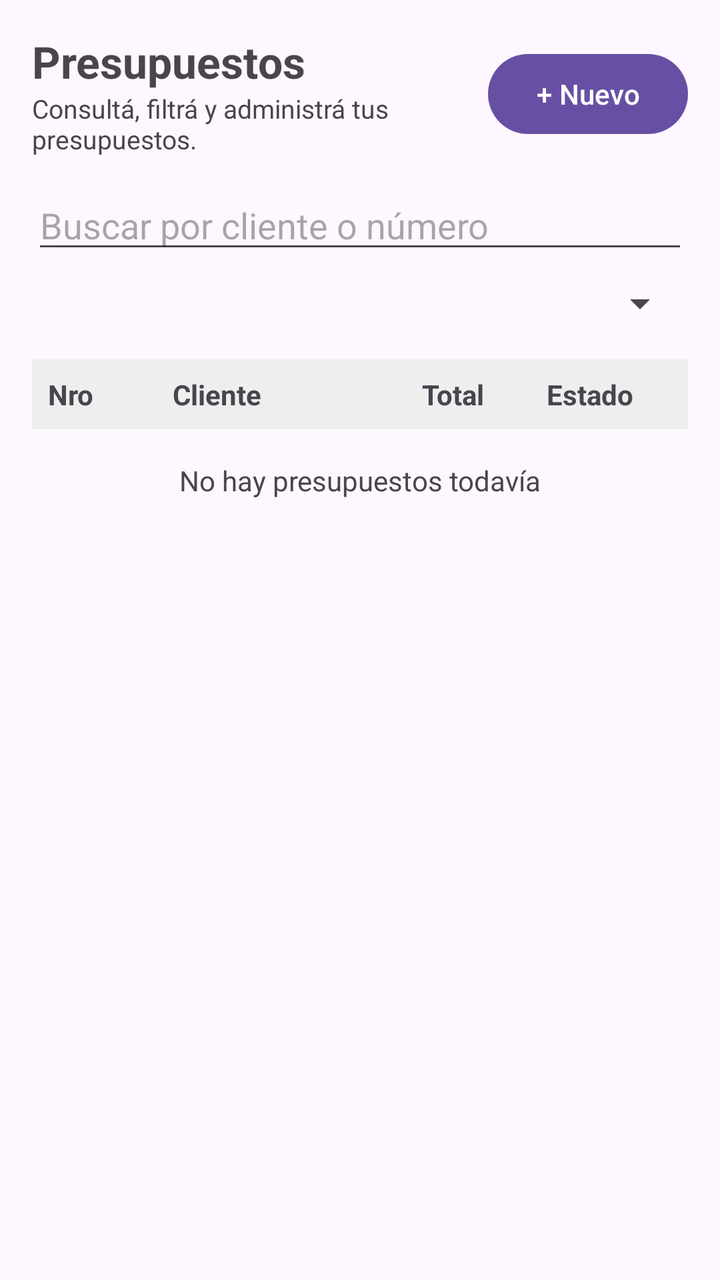
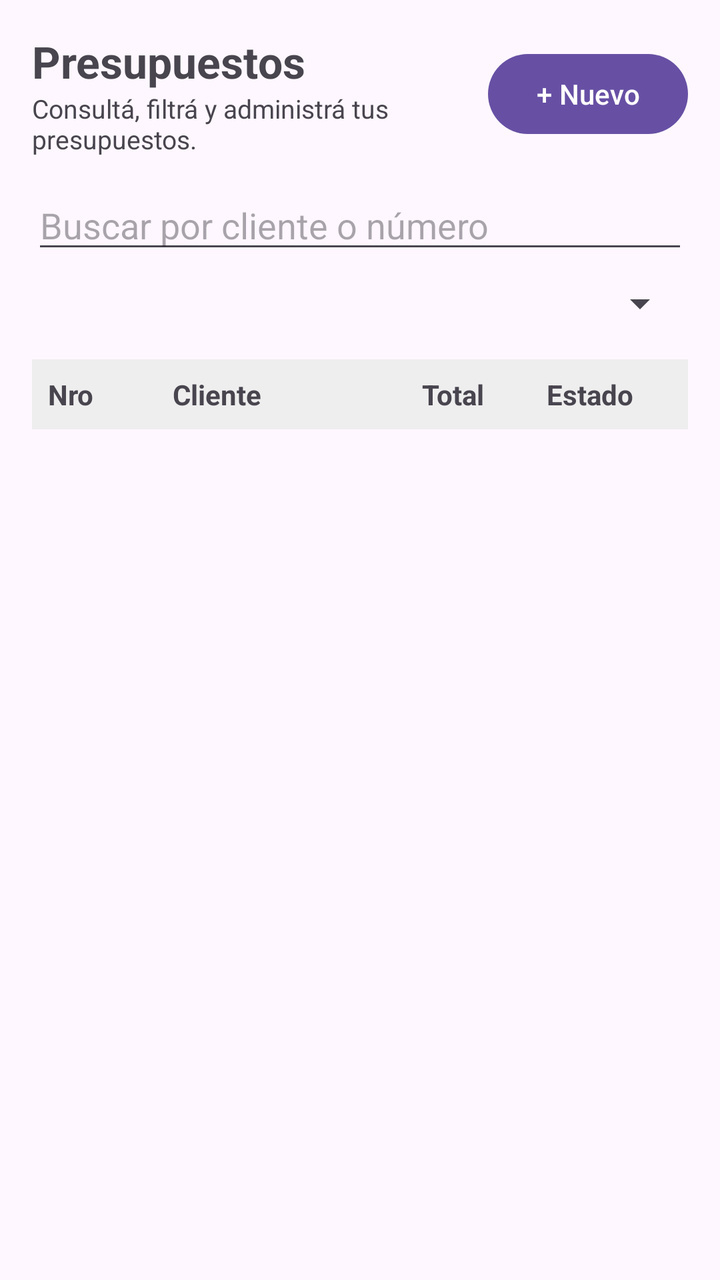

Two renders of the same Android screen: before a commit and after it. Below are the layout's source before the change and the commit's diff.
<!-- AndroidManifest.xml: application theme Theme.Presupuestador -->
<!-- res/layout/fragment_presupuesto.xml -->
<?xml version="1.0" encoding="utf-8"?>
<LinearLayout xmlns:android="http://schemas.android.com/apk/res/android"
    android:layout_width="match_parent"
    android:layout_height="match_parent"
    android:orientation="vertical"
    android:padding="16dp">

    
    <LinearLayout
        android:layout_width="match_parent"
        android:layout_height="wrap_content"
        android:orientation="horizontal"
        android:gravity="center_vertical">

        <LinearLayout
            android:layout_width="0dp"
            android:layout_height="wrap_content"
            android:layout_weight="1"
            android:orientation="vertical">

            <TextView
                android:layout_width="wrap_content"
                android:layout_height="wrap_content"
                android:text="Presupuestos"
                android:textSize="22sp"
                android:textStyle="bold" />

            <TextView
                android:layout_width="wrap_content"
                android:layout_height="wrap_content"
                android:text="Consultá, filtrá y administrá tus presupuestos."
                android:textSize="13sp" />
        </LinearLayout>

        <Button
            android:id="@+id/btnNuevoPresupuesto"
            android:layout_width="wrap_content"
            android:layout_height="wrap_content"
            android:text="+ Nuevo" />
    </LinearLayout>

    
    <EditText
        android:id="@+id/etBuscar"
        android:layout_width="match_parent"
        android:layout_height="wrap_content"
        android:layout_marginTop="12dp"
        android:hint="Buscar por cliente o número"
        android:inputType="text"
        android:singleLine="true" />

    
    <Spinner
        android:id="@+id/spinnerEstado"
        android:layout_width="match_parent"
        android:layout_height="wrap_content"
        android:layout_marginTop="8dp" />

    
    <LinearLayout
        android:layout_width="match_parent"
        android:layout_height="wrap_content"
        android:layout_marginTop="16dp"
        android:orientation="horizontal"
        android:background="#EEEEEE"
        android:padding="8dp">

        <TextView
            android:layout_width="0dp"
            android:layout_height="wrap_content"
            android:layout_weight="1"
            android:text="Nro"
            android:textStyle="bold" />

        <TextView
            android:layout_width="0dp"
            android:layout_height="wrap_content"
            android:layout_weight="2"
            android:text="Cliente"
            android:textStyle="bold" />

        <TextView
            android:layout_width="0dp"
            android:layout_height="wrap_content"
            android:layout_weight="1"
            android:text="Total"
            android:textStyle="bold" />

        <TextView
            android:layout_width="0dp"
            android:layout_height="wrap_content"
            android:layout_weight="1"
            android:text="Estado"
            android:textStyle="bold" />
    </LinearLayout>

    
    <TextView
        android:id="@+id/txtSinDatos"
        android:layout_width="match_parent"
        android:layout_height="wrap_content"
        android:layout_marginTop="16dp"
        android:gravity="center"
        android:text="No hay presupuestos todavía"
        android:textSize="14sp" />

</LinearLayout>
<!-- resources referenced by this layout -->
<resources>
  <style name="Theme.Presupuestador" parent="Base.Theme.Presupuestador" />
  <style name="Base.Theme.Presupuestador" parent="Theme.Material3.DayNight.NoActionBar">
          
          
      </style>
</resources>

<!-- the commit's change to res/layout/fragment_presupuesto.xml (unified diff, before → after) -->
@@ -95,13 +95,12 @@
     </LinearLayout>
 
     
-    <TextView
-        android:id="@+id/txtSinDatos"
+    
+    <androidx.recyclerview.widget.RecyclerView
+        android:id="@+id/recyclerPresupuestos"
         android:layout_width="match_parent"
-        android:layout_height="wrap_content"
-        android:layout_marginTop="16dp"
-        android:gravity="center"
-        android:text="No hay presupuestos todavía"
-        android:textSize="14sp" />
+        android:layout_height="0dp"
+        android:layout_weight="1"
+        android:layout_marginTop="8dp" />
 
 </LinearLayout>
